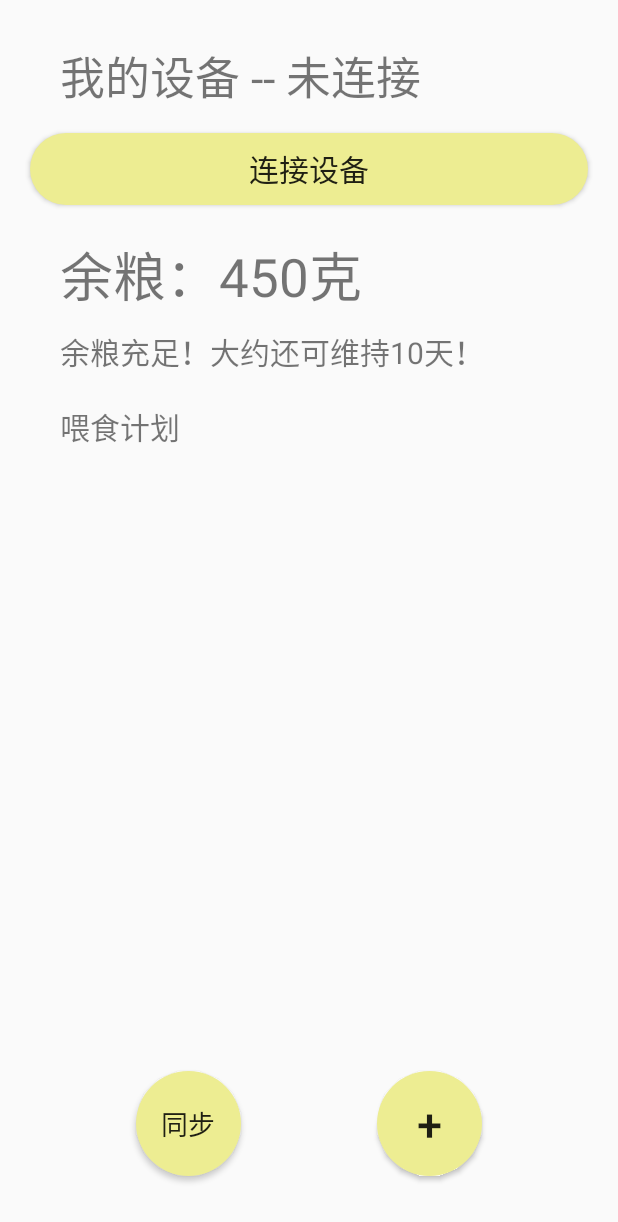
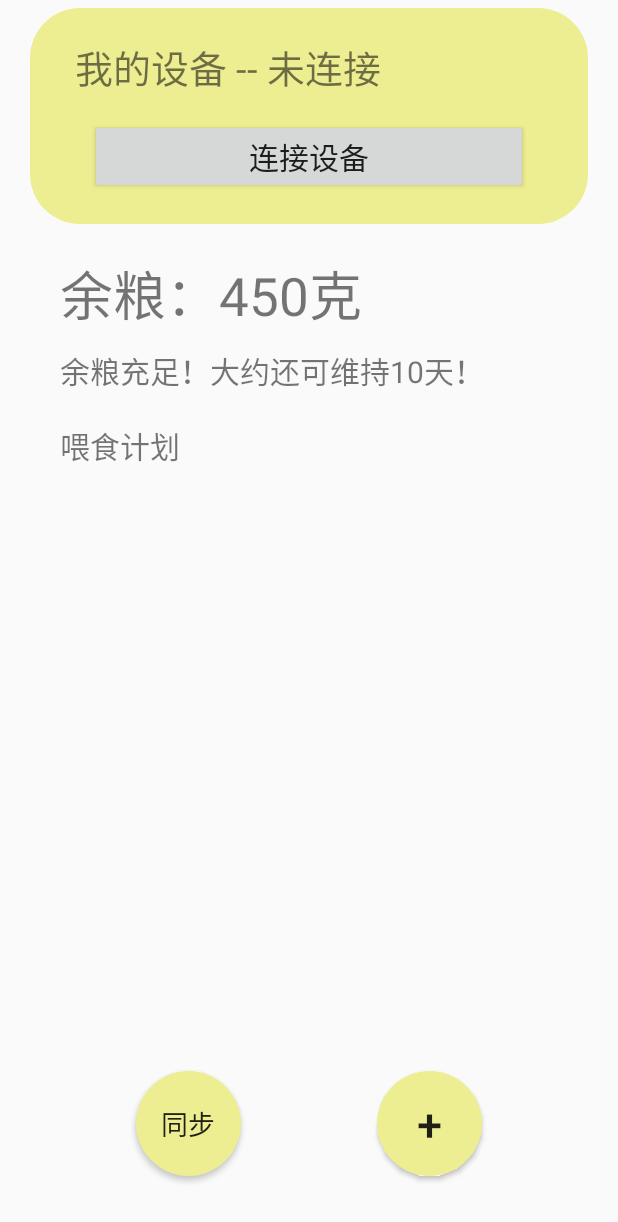
Before and after one commit to an-dou/FeedYourPet, an Android app: the screen it shows after launch (MainActivity), on a phone screen of 412 x 824 dp. Shown: the top 1222 px of the screen. Run offline under Robolectric (Android 15) with nearby library versions, the phone set to English and light mode, and no system bars.

Commit message:
3.9 22:20

```diff
--- a/app/src/main/res/drawable/background0.xml
+++ b/app/src/main/res/drawable/background0.xml
@@ -4,7 +4,7 @@
         <shape
             android:shape="rectangle">
             <solid android:color="#EDED92"/>
-            <corners android:radius="100px"/>
+            <corners android:radius="50px"/>
         </shape>
     </item>
 
--- a/app/src/main/res/layout/activity_main.xml
+++ b/app/src/main/res/layout/activity_main.xml
@@ -4,27 +4,37 @@
     xmlns:tools="http://schemas.android.com/tools"
     android:layout_width="match_parent"
     android:layout_height="match_parent"
+    style="@style/myTheme"
     tools:context=".MainActivity">
+
+    <RelativeLayout
+        android:id="@+id/relativeLayout"
+        android:layout_width="match_parent"
+        android:layout_height="wrap_content"
+        android:layout_marginStart="20dp"
+        android:layout_marginEnd="20dp"
+        android:layout_marginTop="5dp"
+        android:padding="20dp"
+        android:background="@drawable/background0"
+        app:layout_constraintTop_toTopOf="parent">
 
         <TextView
             android:id="@+id/text0"
             android:layout_width="wrap_content"
             android:layout_height="wrap_content"
-        android:layout_marginLeft="40dp"
-        android:layout_marginTop="28dp"
+            android:layout_marginStart="10dp"
             android:text="我的设备 -- "
-        android:textSize="30sp"
-        app:layout_constraintLeft_toLeftOf="parent"
-        app:layout_constraintTop_toTopOf="parent" />
+            android:textSize="25sp" />
 
         <TextView
             android:id="@+id/text1"
             android:layout_width="wrap_content"
             android:layout_height="wrap_content"
+            android:layout_alignTop="@id/text0"
+            android:layout_alignBottom="@+id/text0"
+            android:layout_toEndOf="@id/text0"
             android:text="未连接"
-        android:textSize="30sp"
-        app:layout_constraintLeft_toRightOf="@id/text0"
-        app:layout_constraintTop_toTopOf="@id/text0" />
+            android:textSize="25sp" />
         <!--
             <EditText
                 android:id="@+id/edit_text0"
@@ -44,18 +54,17 @@
 
         <Button
             android:id="@+id/button0"
-        android:layout_width="0dp"
+            android:layout_width="match_parent"
             android:layout_height="wrap_content"
+            android:layout_below="@+id/text1"
+            android:layout_marginStart="20dp"
+            android:layout_marginTop="15dp"
+            android:layout_marginEnd="20dp"
             android:text="连接设备"
-        android:textSize="20sp"
-        android:background="@drawable/background0"
-        android:layout_marginStart="20dp"
-        android:layout_marginEnd="20dp"
-        android:layout_marginTop="15dp"
-        app:layout_constraintTop_toBottomOf="@id/text0"
-        app:layout_constraintLeft_toLeftOf="parent"
-        app:layout_constraintRight_toRightOf="parent"
-        />
+            android:textSize="20sp" />
+
+    </RelativeLayout>
+
     <TextView
         android:id="@+id/text2"
         android:layout_width="wrap_content"
@@ -63,9 +72,9 @@
         android:text="余粮：450克"
         android:textSize="35sp"
         android:layout_marginTop="20dp"
-        android:layout_marginLeft="40dp"
+        android:layout_marginStart="40dp"
         app:layout_constraintLeft_toLeftOf="parent"
-        app:layout_constraintTop_toBottomOf="@id/button0" />
+        app:layout_constraintTop_toBottomOf="@id/relativeLayout" />
     <TextView
         android:id="@+id/text3"
         android:layout_width="wrap_content"
--- a/app/src/main/res/layout/alarm_item.xml
+++ b/app/src/main/res/layout/alarm_item.xml
@@ -2,8 +2,6 @@
 <androidx.constraintlayout.widget.ConstraintLayout xmlns:android="http://schemas.android.com/apk/res/android"
     android:layout_width="match_parent"
     android:layout_height="wrap_content"
-    android:paddingTop="10dp"
-    android:paddingBottom="10dp"
     android:clickable="true"
     xmlns:app="http://schemas.android.com/apk/res-auto"
     xmlns:tools="http://schemas.android.com/tools">
@@ -12,6 +10,8 @@
         android:id="@+id/ll_main"
         android:layout_width="0dp"
         android:layout_height="wrap_content"
+        android:paddingTop="10dp"
+        android:paddingBottom="10dp"
         app:layout_constraintTop_toTopOf="parent"
         app:layout_constraintLeft_toLeftOf="parent"
         app:layout_constraintRight_toRightOf="parent">
--- a/app/src/main/res/values-night/themes.xml
+++ b/app/src/main/res/values-night/themes.xml
@@ -1,6 +1,12 @@
 <resources xmlns:tools="http://schemas.android.com/tools">
     <!-- Base application theme. -->
     <style name="Theme.FeedYourPet" parent="Theme.MaterialComponents.Light.NoActionBar.Bridge">
+
+        <!--透明的状态栏-->
+        <item name="android:windowTranslucentStatus">true</item>
+        <!--透明的导航图-->
+        <item name="android:windowTranslucentNavigation">true</item>
+
         <!-- Primary brand color. -->
         <item name="colorPrimary">@color/purple_500</item>
         <item name="colorPrimaryVariant">@color/purple_700</item>
--- a/app/src/main/res/values/styles.xml
+++ b/app/src/main/res/values/styles.xml
@@ -1,6 +1,10 @@
 <?xml version="1.0" encoding="utf-8"?>
 <resources>
 
+    <style name="myTheme">
+        <!--设置应用布局时是否考虑系统窗口布局-->
+        <item name="android:fitsSystemWindows">true</item>
+    </style>
 
     <style name="dialog" parent="android:Theme.Dialog">
         <item name="android:windowFrame">@null</item>
--- a/app/src/main/res/values/themes.xml
+++ b/app/src/main/res/values/themes.xml
@@ -1,6 +1,11 @@
 <resources xmlns:tools="http://schemas.android.com/tools">
     <!-- Base application theme. -->
     <style name="Theme.FeedYourPet" parent="Theme.MaterialComponents.Light.NoActionBar.Bridge">
+        <!--透明的状态栏-->
+        <item name="android:windowTranslucentStatus">true</item>
+        <!--透明的导航图-->
+        <item name="android:windowTranslucentNavigation">true</item>
+
         <!-- Primary brand color. -->
         <item name="colorPrimary">@color/purple_500</item>
         <item name="colorPrimaryVariant">@color/purple_700</item>
```
Also changed, not shown: app/src/main/java/com/example/feedyourpet/Data.java (+10 -10 lines), app/src/main/java/com/example/feedyourpet/MainActivity.java (+123 -5 lines). Lines whose indentation alone changed are shown as unchanged.
